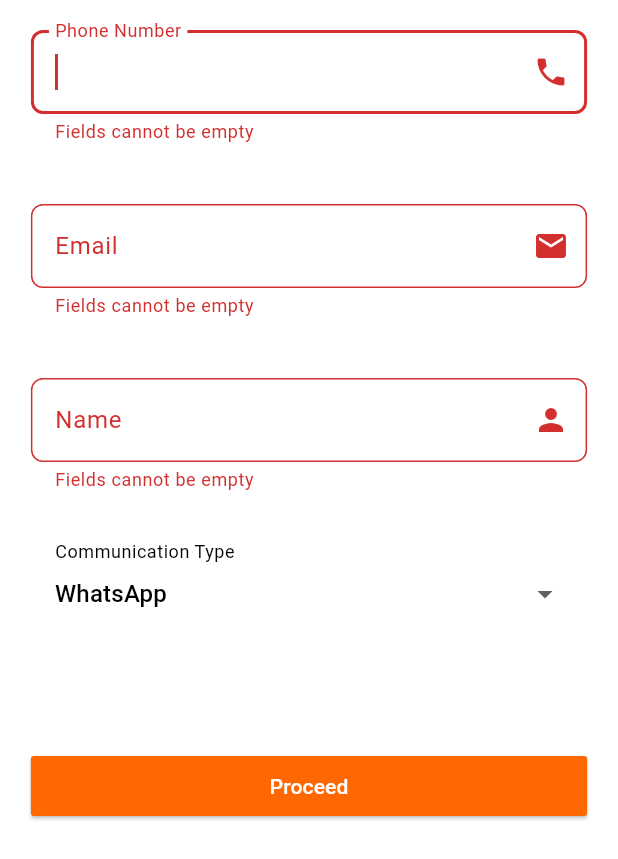
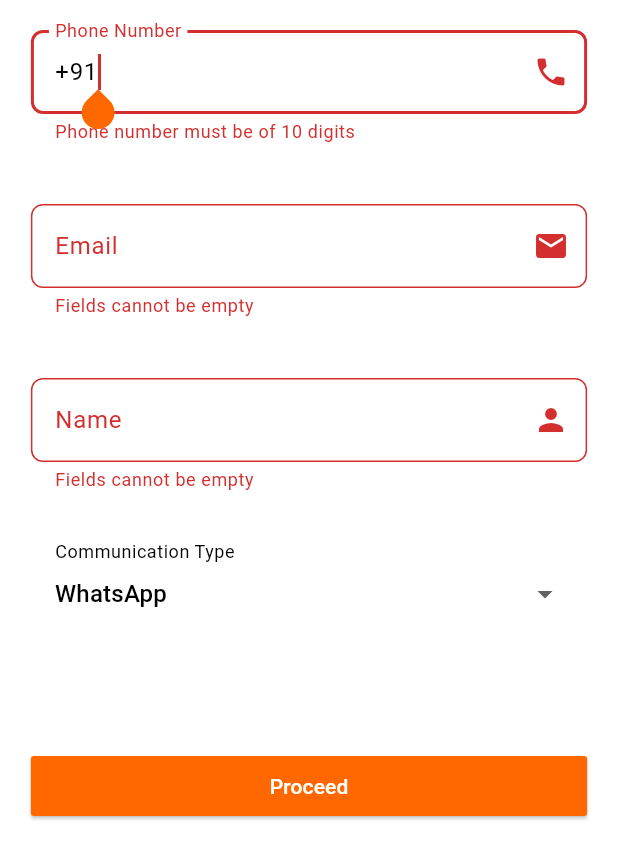
Before and after one commit to quantum-shift/XiaomiOde2Code2022, a Flutter app: the CustomerInfoForm widget shown alone on an empty page, opened directly, after a tap on "Proceed", on a phone screen of 412 x 824 dp. Shown: the top 859 px of the screen. Run offline on Flutter 3.47's test engine with Material 2 defaults, Android fonts, the phone set to English and light mode, and no system bars; our stand-ins replace dio, flutter_dotenv, hive, hive_flutter, shared_preferences; missing offline and left inert: razorpay_flutter; accounts and stored records are empty.

```diff
--- a/frontend/xiaomi_billing/lib/screens/checkout_page/checkout_page.dart
+++ b/frontend/xiaomi_billing/lib/screens/checkout_page/checkout_page.dart
@@ -16,8 +16,6 @@ import 'package:xiaomi_billing/states/global_data.dart';
 
 import '../../constants.dart';
 import '../../states/products_model.dart';
-
-// Test functionality and circular progress icon on windows
 
 class CheckoutPage extends StatefulWidget {
   const CheckoutPage({super.key});
--- a/frontend/xiaomi_billing/lib/screens/customer_info_page/components/customer_info_form.dart
+++ b/frontend/xiaomi_billing/lib/screens/customer_info_page/components/customer_info_form.dart
@@ -33,6 +33,7 @@ class _CustomerInfoFormState extends State<CustomerInfoForm> {
     _phoneController = TextEditingController();
     _emailController = TextEditingController();
     _nameController = TextEditingController();
+    _phoneController.text = "+91";
   }
 
   String? formFieldValidator(String? value) {
@@ -75,7 +76,23 @@ class _CustomerInfoFormState extends State<CustomerInfoForm> {
                 labelText: 'Phone Number',
               ),
               controller: _phoneController,
-              validator: formFieldValidator,
+              validator: (String? value) {
+                if (value == null ||
+                    value.length < 3 ||
+                    value.substring(0, 3) != "+91") {
+                  return "Must start with +91";
+                } else {
+                  if (value.length == 13) {
+                    if (int.tryParse(value.substring(3, 13)) == null) {
+                      return "Phone number should only contain digits";
+                    } else {
+                      return null;
+                    }
+                  } else {
+                    return "Phone number must be of 10 digits";
+                  }
+                }
+              },
               textInputAction: TextInputAction.next,
               onFieldSubmitted: (String? value) async {
                 Dio dio =
@@ -114,7 +131,16 @@ class _CustomerInfoFormState extends State<CustomerInfoForm> {
                   ),
                   suffixIcon: Icon(Icons.email),
                   labelText: 'Email'),
-              validator: formFieldValidator,
+              validator: (String? value) {
+                if (value == null || value.isEmpty) {
+                  return "Fields cannot be empty";
+                } else {
+                  bool emailValid = RegExp(
+                          r"^[a-zA-Z0-9.a-zA-Z0-9.!#$%&'*+-/=?^_`{|}~]+@[a-zA-Z0-9]+\.[a-zA-Z]+")
+                      .hasMatch(value);
+                  return emailValid ? null : "Please enter a proper email";
+                }
+              },
               controller: _emailController,
               textInputAction: TextInputAction.next,
             ),
--- a/frontend/xiaomi_billing/lib/screens/home_page/components/cart_page.dart
+++ b/frontend/xiaomi_billing/lib/screens/home_page/components/cart_page.dart
@@ -113,7 +113,7 @@ class _CartPageState extends State<CartPage> {
         retrieveProductsFromFile(context, mounted);
       }
       writeProductsToFile();
-      readCartFromFile();
+      await readCartFromFile();
       context.read<GlobalData>().setVisitedCart(true);
     }
     setState(() {
--- a/frontend/xiaomi_billing/lib/screens/login_page/login_page.dart
+++ b/frontend/xiaomi_billing/lib/screens/login_page/login_page.dart
@@ -56,6 +56,7 @@ class LoginPage extends StatelessWidget {
                     ),
                     labelText: 'MI ID'),
                 validator: formFieldValidator,
+                textInputAction: TextInputAction.next,
               ),
             ),
             Padding(
@@ -70,6 +71,7 @@ class LoginPage extends StatelessWidget {
                     ),
                     labelText: 'Password'),
                 validator: formFieldValidator,
+                textInputAction: TextInputAction.done,
               ),
             ),
             Row(
--- a/frontend/xiaomi_billing/lib/screens/success_page/success_page.dart
+++ b/frontend/xiaomi_billing/lib/screens/success_page/success_page.dart
@@ -3,7 +3,9 @@ import 'dart:async';
 import 'package:flutter/material.dart';
 import 'package:flutter/src/widgets/container.dart';
 import 'package:flutter/src/widgets/framework.dart';
+import 'package:provider/provider.dart';
 import 'package:xiaomi_billing/screens/home_page/home_page.dart';
+import 'package:xiaomi_billing/states/cart_model.dart';
 
 import '../../constants.dart';
 
@@ -18,14 +20,14 @@ class _SuccessPageState extends State<SuccessPage> {
   double _imageHeight = 400;
 
   void onMount() {
-    Timer(Duration(seconds: 0), () {
+    context.read<CartModel>().removeAll();
+    Timer(const Duration(seconds: 0), () {
       setState(() {
         _imageHeight = 550;
       });
     });
   }
 
-  // refresh cart on mount
   @override
   void initState() {
     super.initState();
```
Also changed, not shown: frontend/xiaomi_billing/lib/states/order_model.dart (added, +35 -0 lines), frontend/xiaomi_billing/lib/states/order_model.g.dart (added).
